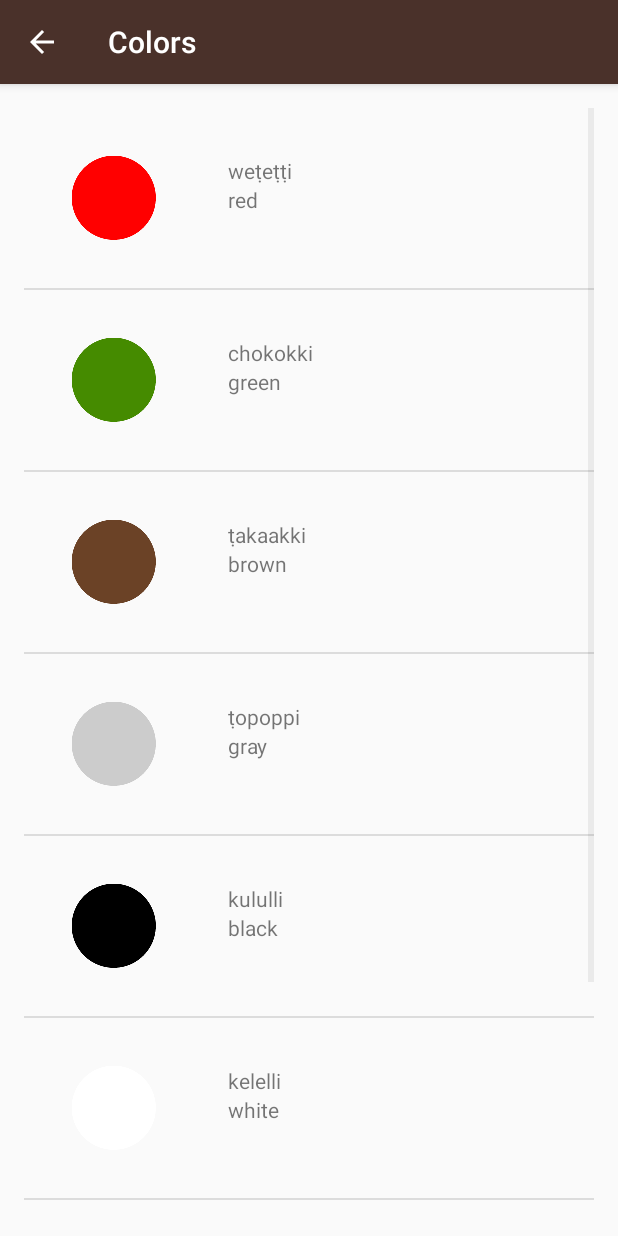
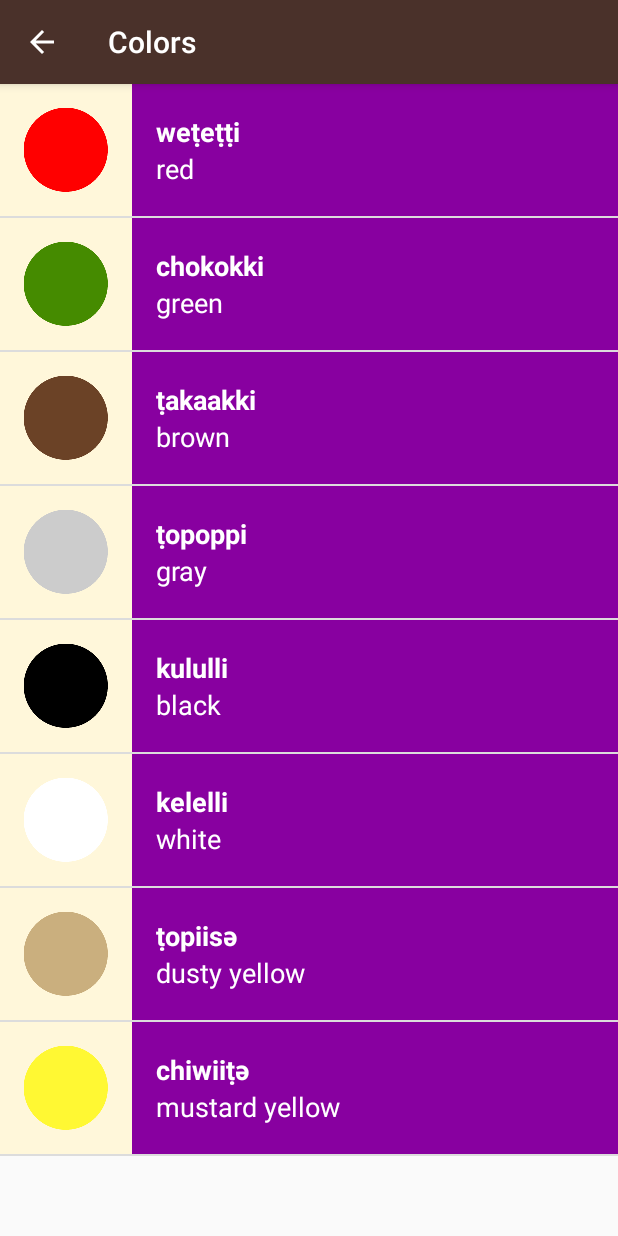
Before and after one commit to thatsabhi22/udacity-Miwok-app, an Android app: the ColorsActivity screen opened directly, with no data from a screen before it, on a phone screen of 412 x 824 dp. Run offline under Robolectric (Android 15) with nearby library versions, the phone set to English and light mode, and no system bars.

Commit message:
All Activities finally polished visually

```diff
--- a/app/src/main/java/com/example/android/miwok/ColorsActivity.java
+++ b/app/src/main/java/com/example/android/miwok/ColorsActivity.java
@@ -28,7 +28,7 @@
 
         // Create an {@link WordAdapter}, whose data source is a list of {@link Word}s. The
         // adapter knows how to create list items for each item in the list.
-        WordAdapter wordAdapter = new WordAdapter(this, words);
+        WordAdapter wordAdapter = new WordAdapter(this, words, R.color.category_colors);
 
         // Find the {@link ListView} object in the view hierarchy of the {@link Activity}.
         // There should be a {@link ListView} with the view ID called list, which is declared in the
--- a/app/src/main/java/com/example/android/miwok/FamilyActivity.java
+++ b/app/src/main/java/com/example/android/miwok/FamilyActivity.java
@@ -29,7 +29,7 @@
 
         // Create an {@link WordAdapter}, whose data source is a list of {@link Word}s. The
         // adapter knows how to create list items for each item in the list.
-        WordAdapter wordAdapter = new WordAdapter(this, words);
+        WordAdapter wordAdapter = new WordAdapter(this, words,R.color.category_family);
 
         // Find the {@link ListView} object in the view hierarchy of the {@link Activity}.
         // There should be a {@link ListView} with the view ID called list, which is declared in the
--- a/app/src/main/java/com/example/android/miwok/NumbersActivity.java
+++ b/app/src/main/java/com/example/android/miwok/NumbersActivity.java
@@ -30,7 +30,7 @@
 
         // Create an {@link WordAdapter}, whose data source is a list of {@link Word}s. The
         // adapter knows how to create list items for each item in the list.
-        WordAdapter wordAdapter = new WordAdapter(this, words);
+        WordAdapter wordAdapter = new WordAdapter(this, words, R.color.category_numbers);
 
         // Find the {@link ListView} object in the view hierarchy of the {@link Activity}.
         // There should be a {@link ListView} with the view ID called list, which is declared in the
--- a/app/src/main/java/com/example/android/miwok/PhrasesActivity.java
+++ b/app/src/main/java/com/example/android/miwok/PhrasesActivity.java
@@ -30,7 +30,7 @@
 
         // Create an {@link WordAdapter}, whose data source is a list of {@link Word}s. The
         // adapter knows how to create list items for each item in the list.
-        WordAdapter wordAdapter = new WordAdapter(this, words);
+        WordAdapter wordAdapter = new WordAdapter(this, words, R.color.category_phrases);
 
         // Find the {@link ListView} object in the view hierarchy of the {@link Activity}.
         // There should be a {@link ListView} with the view ID called list, which is declared in the
--- a/app/src/main/java/com/example/android/miwok/WordAdapter.java
+++ b/app/src/main/java/com/example/android/miwok/WordAdapter.java
@@ -3,6 +3,7 @@
 import android.app.Activity;
 import android.support.annotation.NonNull;
 import android.support.annotation.Nullable;
+import android.support.v4.content.ContextCompat;
 import android.view.LayoutInflater;
 import android.view.View;
 import android.view.ViewGroup;
@@ -18,21 +19,26 @@
 
 public class WordAdapter extends ArrayAdapter<Word> {
 
+    /** Resource ID for background color of the list of words */
+    private int mColorResourceId;
+
     /**
      * This is our own custom constructor (it doesn't mirror a superclass constructor).
      * The context is used to inflate the layout file, and the list is the data we want
      * to populate into the lists.
-     *
-     * @param context        The current context. Used to inflate the layout file.
+     *  @param context        The current context. Used to inflate the layout file.
      * @param wordList       A List of Word objects to display in a list
+     * @param background_color  The background color of the list provided from the activity
      */
-    public WordAdapter(Activity context, ArrayList<Word> wordList) {
+    public WordAdapter(Activity context, ArrayList<Word> wordList, int background_color) {
 
         // Here, we initialize the ArrayAdapter's internal storage for the context and the list.
         // the second argument is used when the ArrayAdapter is populating a single TextView.
         // Because this is a custom adapter for two TextViews and an ImageView, the adapter is not
         // going to use this second argument, so it can be any value. Here, we used 0.
         super(context, 0, wordList);
+
+        mColorResourceId = background_color;
     }
 
     /**
@@ -58,6 +64,15 @@
 
         // Get the {@link Word} object located at this position in the list
         Word currentWord = getItem(position);
+
+        // Find the LinearLayout in the list_item.xml layout with the ID textContainer
+        View textContainer  = listItemView.findViewById(R.id.textContainer);
+
+        //Get the color from the variable from class
+        int color = ContextCompat.getColor(getContext(),mColorResourceId);
+
+        //Set the Background color of the LinearLayout based on the input
+        textContainer.setBackgroundColor(color);
 
         // Find the TextView in the list_item.xml layout with the ID english_word
         TextView defaultTranslation = (TextView)listItemView.findViewById(R.id.english_word);
--- a/app/src/main/res/layout/list_item.xml
+++ b/app/src/main/res/layout/list_item.xml
@@ -3,31 +3,42 @@
     xmlns:android="http://schemas.android.com/apk/res/android"
     android:layout_width="match_parent"
     android:layout_height="match_parent"
-    android:padding="@dimen/default_list_view_padding"
-    android:orientation="horizontal">
+    android:background="@color/tan_background"
+    android:orientation="horizontal"
+    android:minHeight="@dimen/list_item_height">
 
     <ImageView
-        android:layout_width="wrap_content"
-        android:layout_height="wrap_content"
+        android:layout_width="@dimen/list_item_height"
+        android:layout_height="@dimen/list_item_height"
         android:src="@mipmap/ic_launcher"
         android:id="@+id/list_image"/>
 
     <LinearLayout
-        android:layout_margin="16dp"
-        android:layout_width="wrap_content"
-        android:layout_height="wrap_content"
+        android:layout_width="match_parent"
+        android:layout_height="match_parent"
+        android:layout_gravity="center_vertical"
+        android:id="@+id/textContainer"
         android:orientation="vertical">
         <TextView
-            android:layout_width="wrap_content"
-            android:layout_height="wrap_content"
+            android:layout_width="match_parent"
+            android:layout_height="0dp"
+            android:layout_weight="1"
+            android:gravity="bottom"
+            android:textColor="@android:color/white"
+            android:textAppearance="?android:textAppearanceMedium"
+            android:textStyle="bold"
             android:text="@string/miwok_word"
             android:layout_marginLeft="@dimen/list_text_view_left_margin"
             android:layout_marginStart="@dimen/list_text_view_left_margin"
             android:id="@+id/miwok_word"/>
 
         <TextView
-            android:layout_width="wrap_content"
-            android:layout_height="wrap_content"
+            android:layout_width="match_parent"
+            android:layout_height="0dp"
+            android:layout_weight="1"
+            android:gravity="top"
+            android:textColor="@android:color/white"
+            android:textAppearance="?android:textAppearanceMedium"
             android:text="@string/english_word"
             android:layout_marginLeft="@dimen/list_text_view_left_margin"
             android:layout_marginStart="@dimen/list_text_view_left_margin"
--- a/app/src/main/res/layout/word_list.xml
+++ b/app/src/main/res/layout/word_list.xml
@@ -5,8 +5,4 @@
     android:orientation="vertical"
     android:layout_width="match_parent"
     android:layout_height="match_parent"
-    android:paddingBottom="@dimen/activity_vertical_margin"
-    android:paddingLeft="@dimen/activity_horizontal_margin"
-    android:paddingRight="@dimen/activity_horizontal_margin"
-    android:paddingTop="@dimen/activity_vertical_margin"
     tools:context="com.example.android.miwok.NumbersActivity"/>
```
Also changed, not shown: app/src/main/res/values-w820dp/dimens.xml (deleted, +0 -20 lines).
